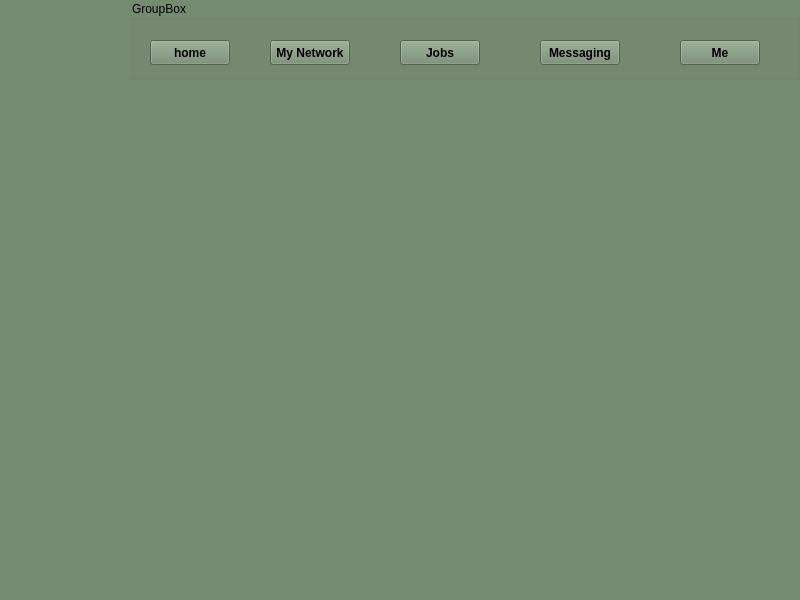
The window that my_network_admin.ui (M20v05J/final-project) describes before a commit, drawn with Qt 5.
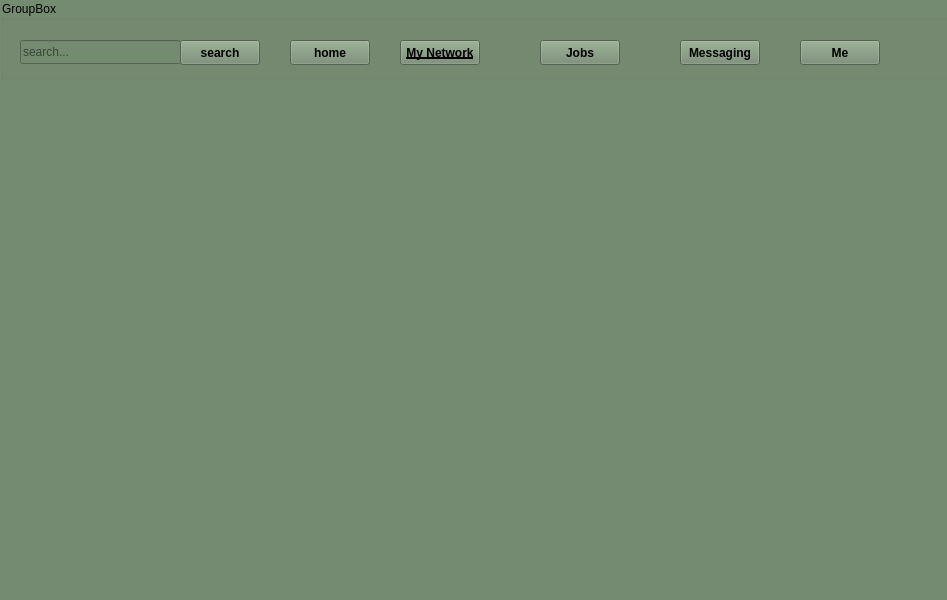
The same window after the commit.

```diff
--- a/my_network_admin.ui
+++ b/my_network_admin.ui
@@ -6,7 +6,7 @@
    <rect>
     <x>0</x>
     <y>0</y>
-    <width>800</width>
+    <width>947</width>
     <height>600</height>
    </rect>
   </property>
@@ -21,9 +21,9 @@
    <widget class="QGroupBox" name="groupBox">
     <property name="geometry">
      <rect>
-      <x>130</x>
+      <x>0</x>
       <y>0</y>
-      <width>671</width>
+      <width>961</width>
       <height>80</height>
      </rect>
     </property>
@@ -33,7 +33,7 @@
     <widget class="QPushButton" name="homePushButton">
      <property name="geometry">
       <rect>
-       <x>20</x>
+       <x>290</x>
        <y>40</y>
        <width>80</width>
        <height>25</height>
@@ -52,7 +52,7 @@
     <widget class="QPushButton" name="pushButton_2">
      <property name="geometry">
       <rect>
-       <x>140</x>
+       <x>400</x>
        <y>40</y>
        <width>80</width>
        <height>25</height>
@@ -63,6 +63,7 @@
        <weight>75</weight>
        <italic>false</italic>
        <bold>true</bold>
+       <underline>true</underline>
       </font>
      </property>
      <property name="text">
@@ -72,7 +73,7 @@
     <widget class="QPushButton" name="pushButton_3">
      <property name="geometry">
       <rect>
-       <x>270</x>
+       <x>540</x>
        <y>40</y>
        <width>80</width>
        <height>25</height>
@@ -91,7 +92,7 @@
     <widget class="QPushButton" name="pushButton_4">
      <property name="geometry">
       <rect>
-       <x>410</x>
+       <x>680</x>
        <y>40</y>
        <width>80</width>
        <height>25</height>
@@ -110,7 +111,7 @@
     <widget class="QPushButton" name="pushButton_5">
      <property name="geometry">
       <rect>
-       <x>550</x>
+       <x>800</x>
        <y>40</y>
        <width>80</width>
        <height>25</height>
@@ -126,6 +127,47 @@
       <string>Me</string>
      </property>
     </widget>
+    <widget class="QLineEdit" name="lineEdit">
+     <property name="geometry">
+      <rect>
+       <x>20</x>
+       <y>40</y>
+       <width>161</width>
+       <height>24</height>
+      </rect>
+     </property>
+     <property name="styleSheet">
+      <string notr="true"/>
+     </property>
+     <property name="inputMask">
+      <string/>
+     </property>
+     <property name="text">
+      <string/>
+     </property>
+     <property name="placeholderText">
+      <string>search...</string>
+     </property>
+    </widget>
+    <widget class="QPushButton" name="pushButton">
+     <property name="geometry">
+      <rect>
+       <x>180</x>
+       <y>40</y>
+       <width>80</width>
+       <height>25</height>
+      </rect>
+     </property>
+     <property name="font">
+      <font>
+       <weight>75</weight>
+       <bold>true</bold>
+      </font>
+     </property>
+     <property name="text">
+      <string>search</string>
+     </property>
+    </widget>
    </widget>
   </widget>
   <widget class="QMenuBar" name="menubar">
```
Left out of the diff: 2 changed lines with no effect on the pictures.
